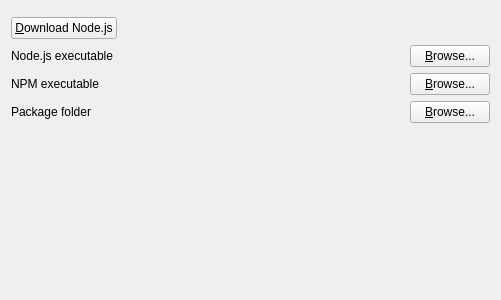
martinrotter/rssguard, file src/librssguard/gui/settings/settingsnodejs.ui: the form before one commit.
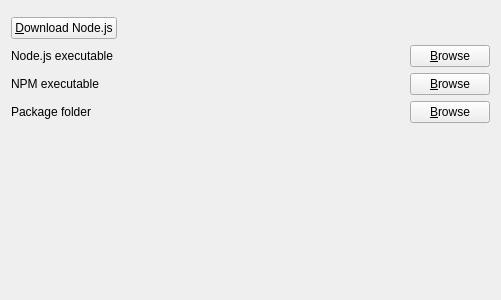
The form after the commit. Custom widgets are drawn as their Qt base class.

Commit message: article toolbar label btns follow rest of app style

Patch:
```diff
--- a/src/librssguard/gui/settings/settingsnodejs.ui
+++ b/src/librssguard/gui/settings/settingsnodejs.ui
@@ -41,7 +41,7 @@
         </sizepolicy>
        </property>
        <property name="text">
-        <string>&amp;Browse...</string>
+        <string>&amp;Browse</string>
        </property>
       </widget>
      </item>
@@ -71,7 +71,7 @@
         </sizepolicy>
        </property>
        <property name="text">
-        <string>&amp;Browse...</string>
+        <string>&amp;Browse</string>
        </property>
       </widget>
      </item>
@@ -101,7 +101,7 @@
         </sizepolicy>
        </property>
        <property name="text">
-        <string>&amp;Browse...</string>
+        <string>&amp;Browse</string>
        </property>
       </widget>
      </item>
```
The commit also changes 2 other files.
